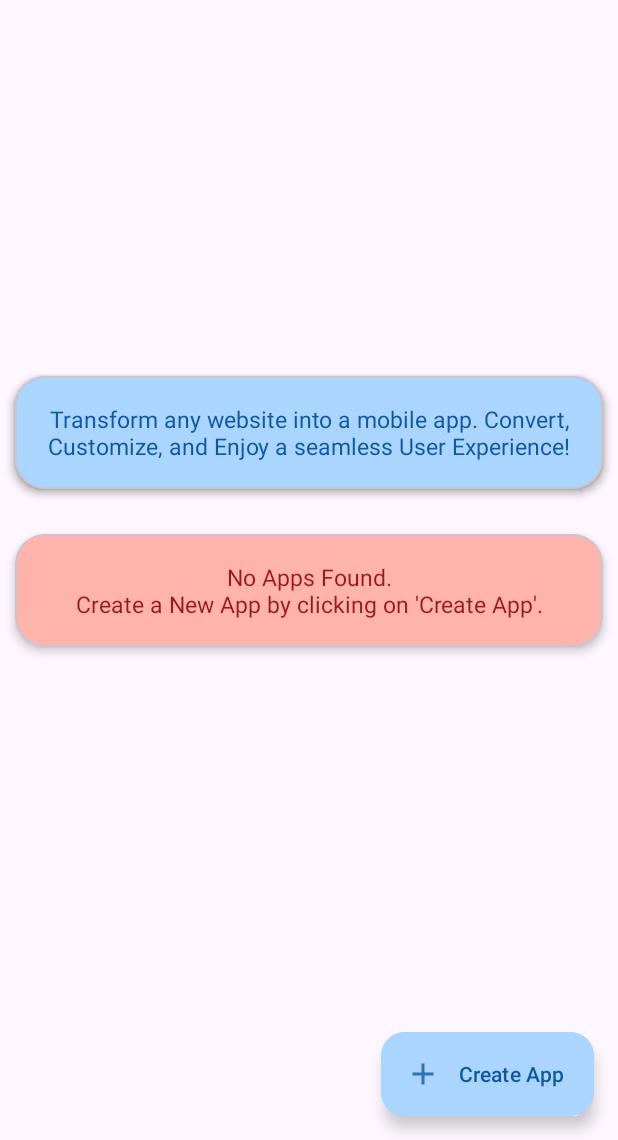
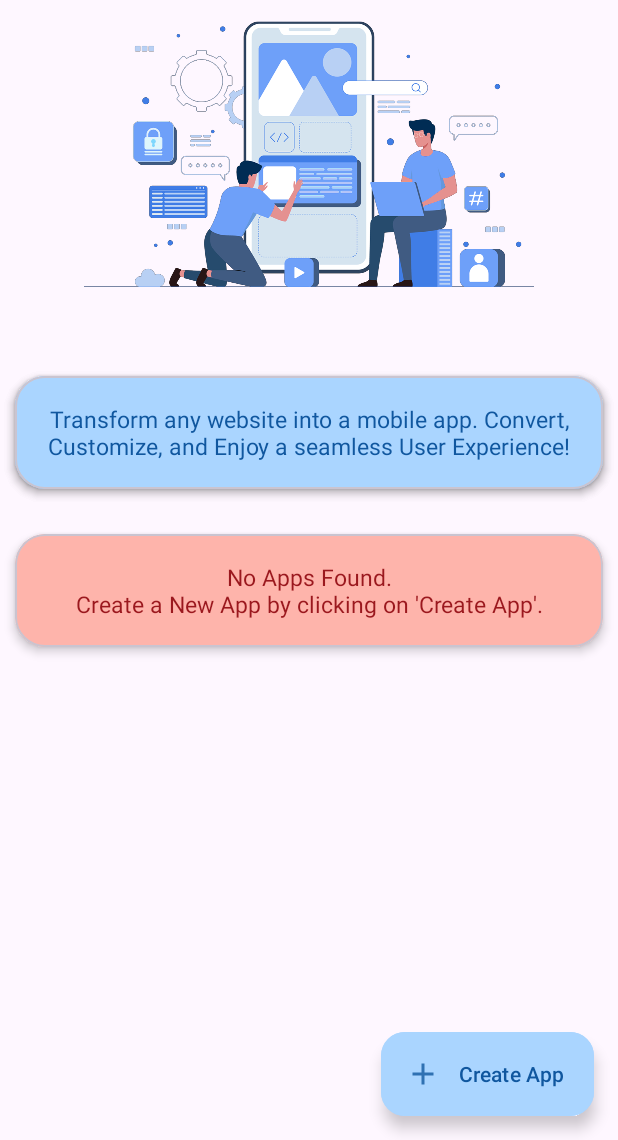
Before and after one commit to pradeepkarthik77/Web2apk, an Android app: the home_fragment screen opened directly, with no data from a screen before it, on a phone screen of 412 x 824 dp, the part 96-1236 px from its top. Run offline under Robolectric (Android 15) with nearby library versions, the phone set to English and light mode, and no system bars.

Commit message:
Changed the lottiefile to imageview

```diff
--- a/frontend/web2apk/app/src/main/java/com/example/web2apk/MainActivity.java
+++ b/frontend/web2apk/app/src/main/java/com/example/web2apk/MainActivity.java
@@ -12,15 +12,10 @@ import android.content.Intent;
 import android.os.Bundle;
 import android.text.Spannable;
 import android.text.SpannableString;
-import android.text.style.ForegroundColorSpan;
 import android.view.View;
 import android.widget.TextView;
 
-import com.airbnb.lottie.LottieAnimationView;
-import com.google.android.material.appbar.AppBarLayout;
-import com.google.android.material.appbar.CollapsingToolbarLayout;
 import com.google.android.material.floatingactionbutton.ExtendedFloatingActionButton;
-import com.google.android.material.floatingactionbutton.FloatingActionButton;
 
 public class MainActivity extends AppCompatActivity {
 
--- a/frontend/web2apk/app/src/main/java/com/example/web2apk/home_fragment.java
+++ b/frontend/web2apk/app/src/main/java/com/example/web2apk/home_fragment.java
@@ -7,8 +7,6 @@ import android.view.ViewGroup;
 import androidx.annotation.NonNull;
 import androidx.annotation.Nullable;
 import androidx.fragment.app.Fragment;
-
-import com.airbnb.lottie.LottieAnimationView;
 
 public class home_fragment extends Fragment {
 
@@ -45,7 +43,5 @@ public class home_fragment extends Fragment {
         super.onViewCreated(view, savedInstanceState);
         // Initialize views here if needed
 
-        LottieAnimationView lottieAnimationView = view.findViewById(R.id.home_animation);
-        lottieAnimationView.setAnimation(R.raw.home_anim);
     }
 }
--- a/frontend/web2apk/app/src/main/res/layout/home_fragment_layout.xml
+++ b/frontend/web2apk/app/src/main/res/layout/home_fragment_layout.xml
@@ -10,13 +10,12 @@
         android:layout_height="match_parent"
         >
 
-    <com.airbnb.lottie.LottieAnimationView
+        <ImageView
             android:id="@+id/home_animation"
-        android:layout_width="250dp"
-        android:layout_height="250dp"
-        app:lottie_autoPlay="true"
-        app:lottie_loop="false"
+            android:layout_width="300dp"
+            android:layout_height="300dp"
             android:layout_marginTop="5dp"
+            android:src="@drawable/mobile_app"
             app:layout_constraintBottom_toTopOf="@+id/info_card"
             app:layout_constraintLeft_toLeftOf="parent"
             app:layout_constraintRight_toRightOf="parent"
```
Also changed, not shown: frontend/web2apk/app/src/main/java/com/example/web2apk/AddNewApp.java (+28 -17 lines), frontend/web2apk/app/src/main/res/layout/loading_layout.xml (+13 -6 lines), frontend/web2apk/app/src/main/res/drawable/mobile_app.png (added), 1 other file. Lines whose indentation alone changed are shown as unchanged.
